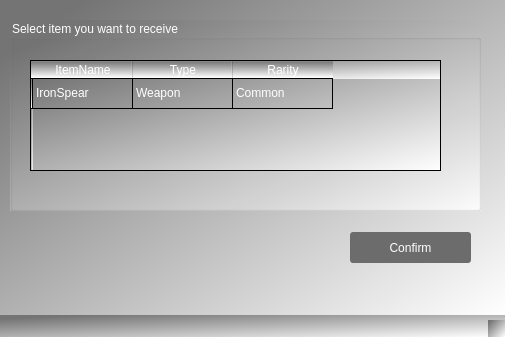
senormaarij/DBS_Project_GameManageSys, file Trade Confirm.ui: the form before one commit.
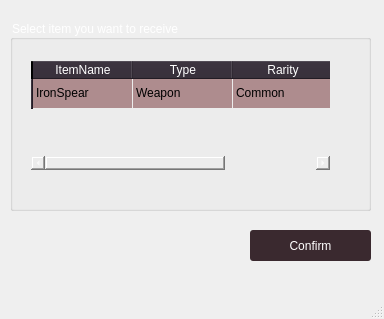
The form after the commit. Icons and pictures are not drawn.

Commit message: market and trade done

```diff
--- a/Trade Confirm.ui
+++ b/Trade Confirm.ui
@@ -6,8 +6,8 @@
    <rect>
     <x>0</x>
     <y>0</y>
-    <width>505</width>
-    <height>337</height>
+    <width>384</width>
+    <height>319</height>
    </rect>
   </property>
   <property name="windowTitle">
@@ -15,7 +15,11 @@
   </property>
   <property name="styleSheet">
    <string notr="true">
-background-color: qlineargradient(spread:pad, x1:0.062, y1:0.113636, x2:1, y2:1, stop:0 rgba(116, 116, 116, 255), stop:1 rgba(255, 255, 255, 255));</string>
+background-image: url(:/newPrefix/Kafka.webp);
+background-position: center;
+    background-repeat: no-repeat;
+    background-attachment: fixed;
+    background-origin: content;</string>
   </property>
   <widget class="QWidget" name="centralwidget">
    <widget class="QGroupBox" name="groupBox">
@@ -23,12 +27,13 @@
      <rect>
       <x>10</x>
       <y>20</y>
-      <width>471</width>
+      <width>361</width>
       <height>191</height>
      </rect>
     </property>
     <property name="styleSheet">
-     <string notr="true">color:white;</string>
+     <string notr="true">background:transparent;
+color:white;</string>
     </property>
     <property name="title">
      <string>Select item you want to receive</string>
@@ -38,15 +43,20 @@
       <rect>
        <x>20</x>
        <y>40</y>
-       <width>411</width>
+       <width>301</width>
        <height>111</height>
       </rect>
      </property>
      <property name="styleSheet">
       <string notr="true">QHeaderView::section{
-background-color:rgba(116, 116, 116, 255);
+background-color : rgb(47, 38, 50);
 }
-color: black;
+
+QTableWidget::item{
+background-color:rgb(174, 140, 142);
+color:black;
+}
+
 	</string>
      </property>
      <row>
@@ -89,8 +99,8 @@
    <widget class="QPushButton" name="pushButton">
     <property name="geometry">
      <rect>
-      <x>350</x>
-      <y>232</y>
+      <x>250</x>
+      <y>230</y>
       <width>121</width>
       <height>31</height>
      </rect>
@@ -98,12 +108,11 @@
     <property name="styleSheet">
      <string notr="true">QPushButton{
 	border-radius: 3px;
-	background: rgb(108, 108, 108);
+	background: rgb(58, 41, 47);
 	color: white;
 }
 
 
-
 QPushButton:pressed{
 background: rgba(108, 108 ,108 ,200);
 }</string>
```
Left out of the diff: 8 changed lines with no effect on the pictures. The commit also changes 3 other files.
